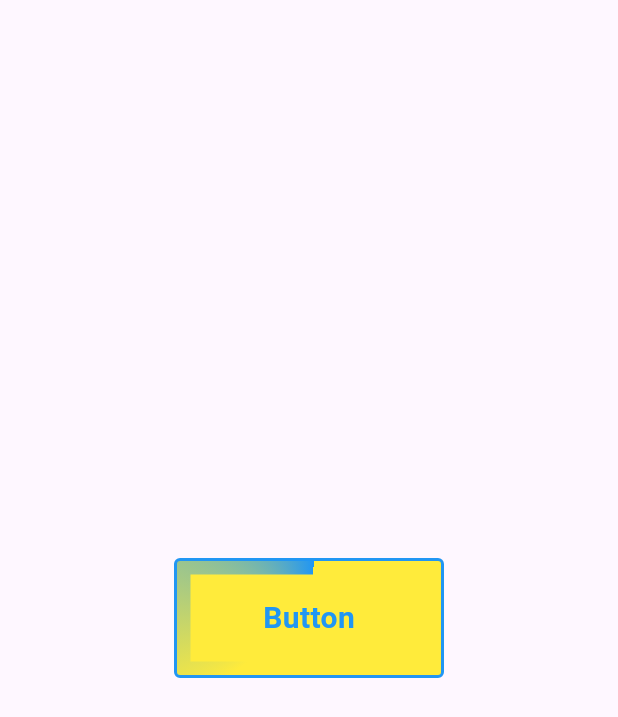
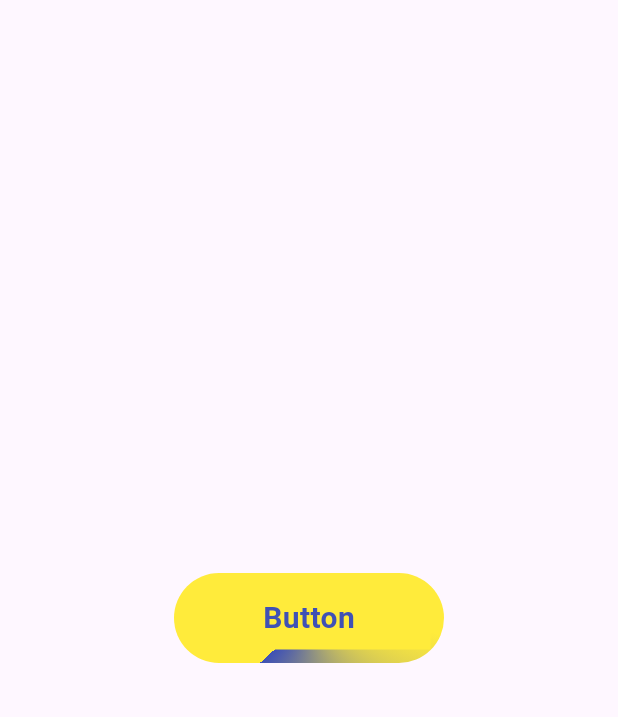
Before and after one commit to Nirav01/firstFlutter, a Flutter app: the MyHomePage screen opened directly, on a phone screen of 412 x 824 dp. Shown: the top 717 px of the screen. Run offline on Flutter 3.47's test engine with Material 2 defaults, Android fonts, the phone set to English and light mode, and no system bars; our stand-ins replace animated_splash_screen.

Commit message:
new color

```diff
--- a/lib/animatedbutton.dart
+++ b/lib/animatedbutton.dart
@@ -52,14 +52,14 @@ class _MyHomePageState extends State<MyHomePage> with SingleTickerProviderStateM
       body: Center(
           child: Container(
             width: 180,
-            height: 80,
+            height: 60,
             decoration: BoxDecoration(
-              borderRadius: BorderRadius.circular(4),
-              border: Border.all(color: Colors.blue, width: 2),
+              borderRadius: BorderRadius.circular(30),
+
               gradient: SweepGradient(
                 startAngle: 4,
-                colors: [Colors.yellow, Colors.blue],
-                transform: GradientRotation(_animationController.value * 6),
+                colors: [Colors.yellow, Colors.indigo],
+                transform: GradientRotation(_animationController.value * 3),
               ),
             ),
             child: Padding(
@@ -70,7 +70,7 @@ class _MyHomePageState extends State<MyHomePage> with SingleTickerProviderStateM
                 child: Text(
                   "Button",
                   style: TextStyle(
-                    color: Colors.blue,
+                    color: Colors.indigo,
                     fontSize: 20,
                     fontWeight: FontWeight.bold,
                   ),
@@ -79,8 +79,8 @@ class _MyHomePageState extends State<MyHomePage> with SingleTickerProviderStateM
             ),
           ),
         ),
-      ),
-    );
+      );
+
   }
 
   @override
```
